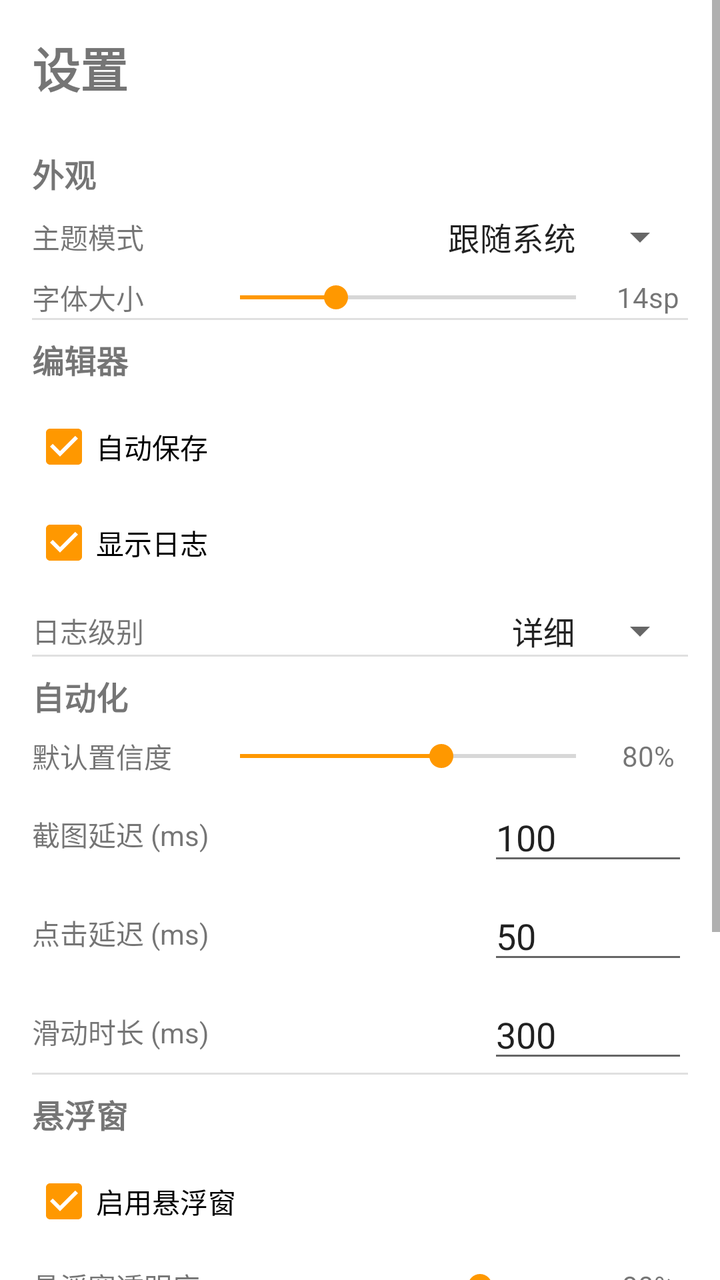
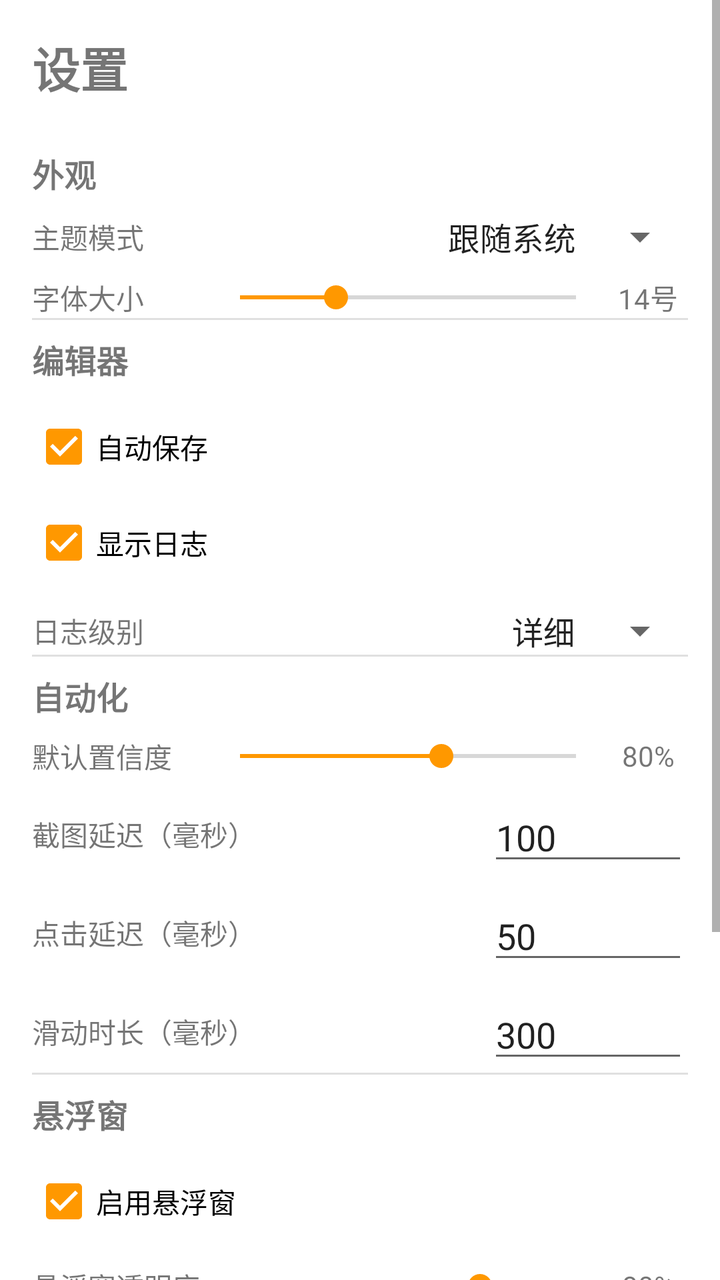

Before-and-after screenshots of an Android layout around one commit, followed by the original layout XML and the change that was made.
<!-- AndroidManifest.xml: application theme Theme.AutoScript -->
<!-- res/layout/activity_settings.xml -->
<?xml version="1.0" encoding="utf-8"?>
<ScrollView xmlns:android="http://schemas.android.com/apk/res/android"
    xmlns:tools="http://schemas.android.com/tools"
    android:layout_width="match_parent"
    android:layout_height="match_parent"
    tools:ignore="HardcodedText,ButtonStyle,LabelFor">

    <LinearLayout
        android:layout_width="match_parent"
        android:layout_height="wrap_content"
        android:orientation="vertical"
        android:padding="16dp">

        
        <TextView
            android:layout_width="match_parent"
            android:layout_height="wrap_content"
            android:text="设置"
            android:textSize="24sp"
            android:textStyle="bold"
            android:paddingBottom="16dp" />

        
        <TextView
            android:layout_width="match_parent"
            android:layout_height="wrap_content"
            android:text="外观"
            android:textSize="16sp"
            android:textStyle="bold"
            android:paddingTop="8dp"
            android:paddingBottom="8dp" />

        <LinearLayout
            android:layout_width="match_parent"
            android:layout_height="wrap_content"
            android:orientation="horizontal"
            android:gravity="center_vertical">

            <TextView
                android:layout_width="0dp"
                android:layout_height="wrap_content"
                android:layout_weight="1"
                android:text="主题模式" />

            <Spinner
                android:id="@+id/spinnerTheme"
                android:layout_width="wrap_content"
                android:layout_height="wrap_content"
                android:entries="@array/theme_options" />
        </LinearLayout>

        <LinearLayout
            android:layout_width="match_parent"
            android:layout_height="wrap_content"
            android:orientation="horizontal"
            android:gravity="center_vertical"
            android:paddingTop="8dp">

            <TextView
                android:layout_width="0dp"
                android:layout_height="wrap_content"
                android:layout_weight="1"
                android:text="字体大小" />

            <SeekBar
                android:id="@+id/seekBarFontSize"
                android:layout_width="200dp"
                android:layout_height="wrap_content"
                android:min="10"
                android:max="24"
                android:progress="14"
                tools:ignore="UnusedAttribute" />

            <TextView
                android:id="@+id/tvFontSize"
                android:layout_width="40dp"
                android:layout_height="wrap_content"
                android:text="14sp"
                android:gravity="center" />
        </LinearLayout>

        
        <View
            android:layout_width="match_parent"
            android:layout_height="1dp"
            android:background="#E0E0E0"
            android:paddingTop="8dp"
            android:paddingBottom="8dp" />

        
        <TextView
            android:layout_width="match_parent"
            android:layout_height="wrap_content"
            android:text="编辑器"
            android:textSize="16sp"
            android:textStyle="bold"
            android:paddingTop="8dp"
            android:paddingBottom="8dp" />

        <CheckBox
            android:id="@+id/cbAutoSave"
            android:layout_width="match_parent"
            android:layout_height="wrap_content"
            android:text="自动保存"
            android:checked="true" />

        <CheckBox
            android:id="@+id/cbShowLog"
            android:layout_width="match_parent"
            android:layout_height="wrap_content"
            android:text="显示日志"
            android:checked="true" />

        <LinearLayout
            android:layout_width="match_parent"
            android:layout_height="wrap_content"
            android:orientation="horizontal"
            android:gravity="center_vertical"
            android:paddingTop="8dp">

            <TextView
                android:layout_width="0dp"
                android:layout_height="wrap_content"
                android:layout_weight="1"
                android:text="日志级别" />

            <Spinner
                android:id="@+id/spinnerLogLevel"
                android:layout_width="wrap_content"
                android:layout_height="wrap_content"
                android:entries="@array/log_level_options" />
        </LinearLayout>

        
        <View
            android:layout_width="match_parent"
            android:layout_height="1dp"
            android:background="#E0E0E0"
            android:paddingTop="8dp"
            android:paddingBottom="8dp" />

        
        <TextView
            android:layout_width="match_parent"
            android:layout_height="wrap_content"
            android:text="自动化"
            android:textSize="16sp"
            android:textStyle="bold"
            android:paddingTop="8dp"
            android:paddingBottom="8dp" />

        <LinearLayout
            android:layout_width="match_parent"
            android:layout_height="wrap_content"
            android:orientation="horizontal"
            android:gravity="center_vertical">

            <TextView
                android:layout_width="0dp"
                android:layout_height="wrap_content"
                android:layout_weight="1"
                android:text="默认置信度" />

            <SeekBar
                android:id="@+id/seekBarConfidence"
                android:layout_width="200dp"
                android:layout_height="wrap_content"
                android:min="50"
                android:max="100"
                android:progress="80"
                tools:ignore="UnusedAttribute" />

            <TextView
                android:id="@+id/tvConfidence"
                android:layout_width="40dp"
                android:layout_height="wrap_content"
                android:text="80%"
                android:gravity="center" />
        </LinearLayout>

        <LinearLayout
            android:layout_width="match_parent"
            android:layout_height="wrap_content"
            android:orientation="horizontal"
            android:gravity="center_vertical"
            android:paddingTop="8dp">

            <TextView
                android:layout_width="0dp"
                android:layout_height="wrap_content"
                android:layout_weight="1"
                android:text="截图延迟 (ms)" />

            <EditText
                android:id="@+id/etScreenshotDelay"
                android:layout_width="100dp"
                android:layout_height="wrap_content"
                android:inputType="number"
                android:text="100"
                android:importantForAutofill="no"
                android:hint="@null" />
        </LinearLayout>

        <LinearLayout
            android:layout_width="match_parent"
            android:layout_height="wrap_content"
            android:orientation="horizontal"
            android:gravity="center_vertical"
            android:paddingTop="8dp">

            <TextView
                android:layout_width="0dp"
                android:layout_height="wrap_content"
                android:layout_weight="1"
                android:text="点击延迟 (ms)" />

            <EditText
                android:id="@+id/etClickDelay"
                android:layout_width="100dp"
                android:layout_height="wrap_content"
                android:inputType="number"
                android:text="50"
                android:importantForAutofill="no"
                android:hint="@null" />
        </LinearLayout>

        <LinearLayout
            android:layout_width="match_parent"
            android:layout_height="wrap_content"
            android:orientation="horizontal"
            android:gravity="center_vertical"
            android:paddingTop="8dp">

            <TextView
                android:layout_width="0dp"
                android:layout_height="wrap_content"
                android:layout_weight="1"
                android:text="滑动时长 (ms)" />

            <EditText
                android:id="@+id/etSwipeDuration"
                android:layout_width="100dp"
                android:layout_height="wrap_content"
                android:inputType="number"
                android:text="300"
                android:importantForAutofill="no"
                android:hint="@null" />
        </LinearLayout>

        
        <View
            android:layout_width="match_parent"
            android:layout_height="1dp"
            android:background="#E0E0E0"
            android:paddingTop="8dp"
            android:paddingBottom="8dp" />

        
        <TextView
            android:layout_width="match_parent"
            android:layout_height="wrap_content"
            android:text="悬浮窗"
            android:textSize="16sp"
            android:textStyle="bold"
            android:paddingTop="8dp"
            android:paddingBottom="8dp" />

        <CheckBox
            android:id="@+id/cbFloatingWindow"
            android:layout_width="match_parent"
            android:layout_height="wrap_content"
            android:text="启用悬浮窗"
            android:checked="true" />

        <LinearLayout
            android:layout_width="match_parent"
            android:layout_height="wrap_content"
            android:orientation="horizontal"
            android:gravity="center_vertical"
            android:paddingTop="8dp">

            <TextView
                android:layout_width="0dp"
                android:layout_height="wrap_content"
                android:layout_weight="1"
                android:text="悬浮窗透明度" />

            <SeekBar
                android:id="@+id/seekBarOpacity"
                android:layout_width="200dp"
                android:layout_height="wrap_content"
                android:min="30"
                android:max="100"
                android:progress="80"
                tools:ignore="UnusedAttribute" />

            <TextView
                android:id="@+id/tvOpacity"
                android:layout_width="40dp"
                android:layout_height="wrap_content"
                android:text="80%"
                android:gravity="center" />
        </LinearLayout>

        
        <View
            android:layout_width="match_parent"
            android:layout_height="1dp"
            android:background="#E0E0E0"
            android:paddingTop="8dp"
            android:paddingBottom="8dp" />

        
        <TextView
            android:layout_width="match_parent"
            android:layout_height="wrap_content"
            android:text="高级"
            android:textSize="16sp"
            android:textStyle="bold"
            android:paddingTop="8dp"
            android:paddingBottom="8dp" />

        <CheckBox
            android:id="@+id/cbAutoBackup"
            android:layout_width="match_parent"
            android:layout_height="wrap_content"
            android:text="自动备份"
            android:checked="false" />

        <LinearLayout
            android:layout_width="match_parent"
            android:layout_height="wrap_content"
            android:orientation="horizontal"
            android:gravity="center_vertical"
            android:paddingTop="8dp">

            <TextView
                android:layout_width="0dp"
                android:layout_height="wrap_content"
                android:layout_weight="1"
                android:text="备份间隔 (小时)" />

            <EditText
                android:id="@+id/etBackupInterval"
                android:layout_width="100dp"
                android:layout_height="wrap_content"
                android:inputType="number"
                android:text="24"
                android:importantForAutofill="no"
                android:hint="@null" />
        </LinearLayout>

        
        <LinearLayout
            android:layout_width="match_parent"
            android:layout_height="wrap_content"
            android:orientation="horizontal"
            android:paddingTop="24dp"
            android:gravity="center">

            <Button
                android:id="@+id/btnSave"
                android:layout_width="wrap_content"
                android:layout_height="wrap_content"
                android:text="保存设置" />

            <Button
                android:id="@+id/btnReset"
                android:layout_width="wrap_content"
                android:layout_height="wrap_content"
                android:text="重置默认"
                android:layout_marginStart="16dp" />
        </LinearLayout>

    </LinearLayout>
</ScrollView>
<!-- resources referenced by this layout -->
<resources>
  <string-array name="log_level_options">
          <item>详细</item>
          <item>调试</item>
          <item>信息</item>
          <item>警告</item>
          <item>错误</item>
      </string-array>
  <string-array name="theme_options">
          <item>跟随系统</item>
          <item>浅色模式</item>
          <item>深色模式</item>
      </string-array>
  <style name="Theme.AutoScript" parent="Theme.MaterialComponents.DayNight.DarkActionBar">
          <item name="colorPrimary">#4CAF50</item>
          <item name="colorPrimaryVariant">#388E3C</item>
          <item name="colorOnPrimary">#FFFFFF</item>
          <item name="colorSecondary">#FF9800</item>
          <item name="colorSecondaryVariant">#F57C00</item>
          <item name="colorOnSecondary">#000000</item>
      </style>
</resources>

<!-- the commit's change to res/layout/activity_settings.xml (unified diff, before → after) -->
@@ -75,7 +75,7 @@
                 android:id="@+id/tvFontSize"
                 android:layout_width="40dp"
                 android:layout_height="wrap_content"
-                android:text="14sp"
+                android:text="14号"
                 android:gravity="center" />
         </LinearLayout>
 
@@ -189,7 +189,7 @@
                 android:layout_width="0dp"
                 android:layout_height="wrap_content"
                 android:layout_weight="1"
-                android:text="截图延迟 (ms)" />
+                android:text="截图延迟（毫秒）" />
 
             <EditText
                 android:id="@+id/etScreenshotDelay"
@@ -212,7 +212,7 @@
                 android:layout_width="0dp"
                 android:layout_height="wrap_content"
                 android:layout_weight="1"
-                android:text="点击延迟 (ms)" />
+                android:text="点击延迟（毫秒）" />
 
             <EditText
                 android:id="@+id/etClickDelay"
@@ -235,7 +235,7 @@
                 android:layout_width="0dp"
                 android:layout_height="wrap_content"
                 android:layout_weight="1"
-                android:text="滑动时长 (ms)" />
+                android:text="滑动时长（毫秒）" />
 
             <EditText
                 android:id="@+id/etSwipeDuration"
